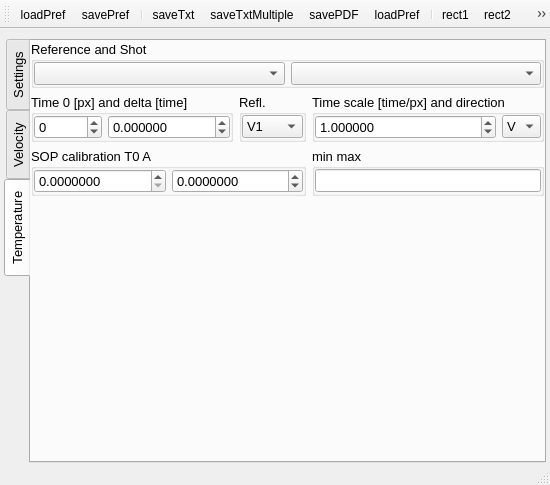
NeutrinoToolkit/Neutrino, file UIs/nVISAR1.ui: the form before one commit.
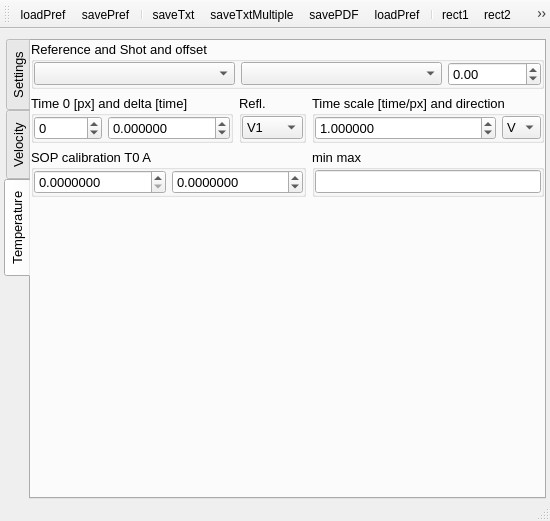
The form after the commit. The open tabs and pages were chosen to show the change. Icons and pictures are not drawn. Custom widgets are drawn as their Qt base class.

Patch:
```diff
--- a/UIs/nVISAR1.ui
+++ b/UIs/nVISAR1.ui
@@ -7,7 +7,7 @@
     <x>0</x>
     <y>0</y>
     <width>550</width>
-    <height>485</height>
+    <height>521</height>
    </rect>
   </property>
   <property name="windowTitle">
@@ -188,9 +188,9 @@
         <item row="0" column="0" colspan="3">
          <widget class="QGroupBox" name="groupBox">
           <property name="title">
-           <string>Reference and Shot</string>
+           <string>Reference and Shot and offset</string>
           </property>
-          <layout class="QGridLayout" name="gridLayout_9">
+          <layout class="QGridLayout" name="gridLayout_9" columnstretch="1,1,0">
            <property name="margin">
             <number>0</number>
            </property>
@@ -218,6 +218,16 @@
              </property>
             </widget>
            </item>
+           <item row="0" column="2">
+            <widget class="QDoubleSpinBox" name="sopOffset">
+             <property name="minimum">
+              <double>-99999999.989999994635582</double>
+             </property>
+             <property name="maximum">
+              <double>99999999.989999994635582</double>
+             </property>
+            </widget>
+           </item>
           </layout>
          </widget>
         </item>
@@ -252,7 +262,7 @@
             </widget>
            </item>
            <item row="0" column="1">
-            <widget class="QDoubleSpinBox" name="sopOffset">
+            <widget class="QDoubleSpinBox" name="sopTimeOffset">
              <property name="font">
               <font>
                <pointsize>10</pointsize>
```
Left out of the diff: 5 changed lines with no effect on the pictures.
